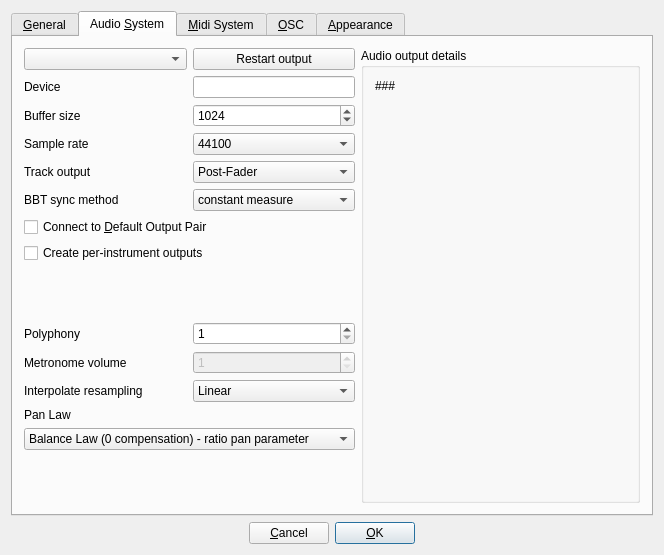
Before: the Qt Designer form src/gui/src/PreferencesDialog_UI.ui in hydrogen-music/hydrogen, drawn with Qt 5.
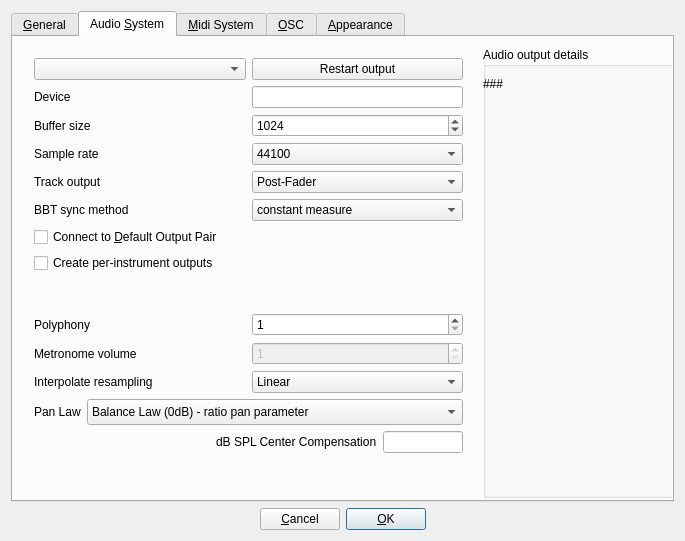
After: the same form once the commit is applied. Custom widgets are drawn as their Qt base class.

The edit to the form file:
```diff
--- a/src/gui/src/PreferencesDialog_UI.ui
+++ b/src/gui/src/PreferencesDialog_UI.ui
@@ -6,15 +6,15 @@
    <rect>
     <x>0</x>
     <y>0</y>
-    <width>664</width>
-    <height>555</height>
+    <width>685</width>
+    <height>541</height>
    </rect>
   </property>
   <property name="windowTitle">
    <string>Form1</string>
   </property>
-  <layout class="QVBoxLayout" name="verticalLayout_4">
-   <item>
+  <layout class="QGridLayout" name="gridLayout_6">
+   <item row="0" column="0">
     <widget class="QTabWidget" name="TabWidget2">
      <property name="sizePolicy">
       <sizepolicy hsizetype="Expanding" vsizetype="Expanding">
@@ -243,8 +243,47 @@
       <attribute name="title">
        <string>Audio &amp;System</string>
       </attribute>
-      <layout class="QHBoxLayout" name="horizontalLayout_7">
-       <item>
+      <widget class="QGroupBox" name="groupBox">
+       <property name="geometry">
+        <rect>
+         <x>470</x>
+         <y>10</y>
+         <width>191</width>
+         <height>451</height>
+        </rect>
+       </property>
+       <property name="title">
+        <string>Audio output details</string>
+       </property>
+       <widget class="QLabel" name="driverInfoLbl">
+        <property name="geometry">
+         <rect>
+          <x>0</x>
+          <y>30</y>
+          <width>181</width>
+          <height>421</height>
+         </rect>
+        </property>
+        <property name="text">
+         <string>###</string>
+        </property>
+        <property name="alignment">
+         <set>Qt::AlignTop</set>
+        </property>
+        <property name="wordWrap">
+         <bool>true</bool>
+        </property>
+       </widget>
+      </widget>
+      <widget class="QWidget" name="layoutWidget">
+       <property name="geometry">
+        <rect>
+         <x>10</x>
+         <y>10</y>
+         <width>451</width>
+         <height>451</height>
+        </rect>
+       </property>
         <layout class="QVBoxLayout" name="verticalLayout">
          <item>
           <layout class="QHBoxLayout" name="horizontalLayout">
@@ -459,7 +498,7 @@
            </property>
            <property name="sizeHint" stdset="0">
             <size>
-             <width>331</width>
+            <width>431</width>
              <height>13</height>
             </size>
            </property>
@@ -565,17 +604,24 @@
           </layout>
          </item>
          <item>
-          <widget class="QLabel" name="panLawLbl">
-           <property name="text">
-            <string>Pan Law</string>
-           </property>
-          </widget>
-         </item>
-         <item>
+         <layout class="QGridLayout" name="_3">
+          <item row="0" column="1">
           <widget class="QComboBox" name="panLawComboBox">
+            <property name="minimumSize">
+             <size>
+              <width>0</width>
+              <height>26</height>
+             </size>
+            </property>
+            <property name="maximumSize">
+             <size>
+              <width>385</width>
+              <height>16777215</height>
+             </size>
+            </property>
            <item>
             <property name="text">
-             <string>Balance Law (0 compensation) - ratio pan parameter</string>
+              <string>Balance Law (0dB) - ratio pan parameter</string>
             </property>
            </item>
            <item>
@@ -618,7 +664,48 @@
              <string>Constant Sum - polar pan parameter</string>
             </property>
            </item>
-          </widget>
+            <item>
+             <property name="text">
+              <string>Constant k-Norm (Custom dB compensation!) - linear parameter</string>
+             </property>
+            </item>
+           </widget>
+          </item>
+          <item row="0" column="0">
+           <widget class="QLabel" name="panLawLbl">
+            <property name="text">
+             <string>Pan Law</string>
+            </property>
+           </widget>
+          </item>
+         </layout>
+        </item>
+        <item>
+         <layout class="QGridLayout" name="_4">
+          <item row="0" column="1" alignment="Qt::AlignRight">
+           <widget class="QLabel" name="dBCompensationLbl">
+            <property name="maximumSize">
+             <size>
+              <width>246</width>
+              <height>16777215</height>
+             </size>
+            </property>
+            <property name="text">
+             <string>dB SPL Center Compensation</string>
+            </property>
+           </widget>
+          </item>
+          <item row="0" column="2">
+           <widget class="QLineEdit" name="dBCompensationLineEdit">
+            <property name="maximumSize">
+             <size>
+              <width>80</width>
+              <height>16777215</height>
+             </size>
+            </property>
+           </widget>
+          </item>
+         </layout>
          </item>
          <item>
           <spacer name="verticalSpacer_2">
@@ -627,37 +714,14 @@
            </property>
            <property name="sizeHint" stdset="0">
             <size>
-             <width>331</width>
-             <height>13</height>
+            <width>431</width>
+            <height>7</height>
             </size>
            </property>
           </spacer>
          </item>
         </layout>
-       </item>
-       <item>
-        <widget class="QGroupBox" name="groupBox">
-         <property name="title">
-          <string>Audio output details</string>
-         </property>
-         <layout class="QVBoxLayout">
-          <item>
-           <widget class="QLabel" name="driverInfoLbl">
-            <property name="text">
-             <string>###</string>
-            </property>
-            <property name="alignment">
-             <set>Qt::AlignTop</set>
-            </property>
-            <property name="wordWrap">
-             <bool>true</bool>
-            </property>
-           </widget>
-          </item>
-         </layout>
-        </widget>
-       </item>
-      </layout>
+      </widget>
      </widget>
      <widget class="QWidget" name="tab_3">
       <attribute name="title">
@@ -1239,7 +1303,7 @@
      </widget>
     </widget>
    </item>
-   <item>
+   <item row="1" column="0">
     <layout class="QHBoxLayout">
      <item>
       <spacer>
```
Left out of the diff: 4 changed lines with no effect on the pictures. Lines whose indentation alone changed are shown as unchanged.
